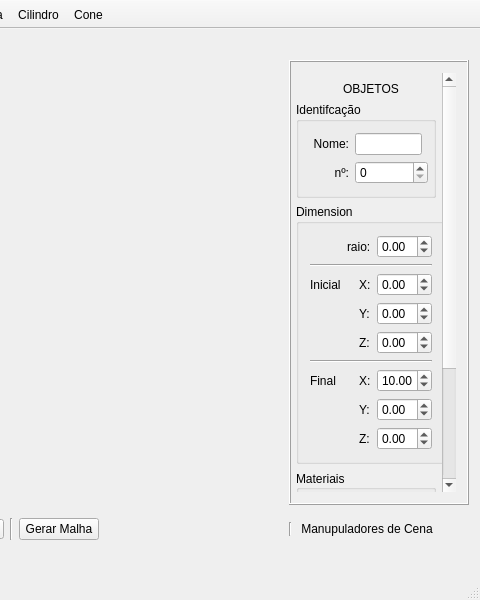
The window that final_Interface/mainwindow.ui (pvmocbel/Lane3dViewer) describes before a commit, drawn with Qt 5; both pictures show x 420 to 900 and y 0 to 600 of the 900 by 600 pixel window.
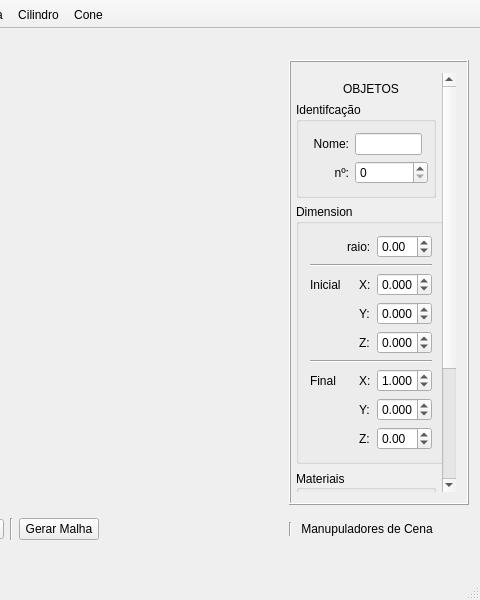
The same window after the commit. The open tabs and pages were chosen to show the change.

The edit to the form file:
```diff
--- a/final_Interface/mainwindow.ui
+++ b/final_Interface/mainwindow.ui
@@ -372,9 +372,9 @@
              <property name="geometry">
               <rect>
                <x>0</x>
-               <y>0</y>
+               <y>-6</y>
                <width>150</width>
-               <height>619</height>
+               <height>549</height>
               </rect>
              </property>
              <layout class="QGridLayout" name="gridLayout_3">
@@ -568,6 +568,9 @@
                      </item>
                      <item row="2" column="3">
                       <widget class="QDoubleSpinBox" name="haste_inicial_x">
+                       <property name="decimals">
+                        <number>3</number>
+                       </property>
                        <property name="minimum">
                         <double>-100.000000000000000</double>
                        </property>
@@ -582,6 +585,9 @@
                      </item>
                      <item row="3" column="3">
                       <widget class="QDoubleSpinBox" name="haste_inicial_y">
+                       <property name="decimals">
+                        <number>3</number>
+                       </property>
                        <property name="minimum">
                         <double>-100.000000000000000</double>
                        </property>
@@ -596,6 +602,9 @@
                      </item>
                      <item row="4" column="3">
                       <widget class="QDoubleSpinBox" name="haste_inicial_z">
+                       <property name="decimals">
+                        <number>3</number>
+                       </property>
                        <property name="minimum">
                         <double>-100.000000000000000</double>
                        </property>
@@ -624,11 +633,14 @@
                      </item>
                      <item row="6" column="3">
                       <widget class="QDoubleSpinBox" name="haste_final_x">
+                       <property name="decimals">
+                        <number>3</number>
+                       </property>
                        <property name="minimum">
                         <double>-100.000000000000000</double>
                        </property>
                        <property name="value">
-                        <double>10.000000000000000</double>
+                        <double>1.000000000000000</double>
                        </property>
                       </widget>
                      </item>
@@ -641,6 +653,9 @@
                      </item>
                      <item row="7" column="3">
                       <widget class="QDoubleSpinBox" name="haste_final_y">
+                       <property name="decimals">
+                        <number>3</number>
+                       </property>
                        <property name="minimum">
                         <double>-100.000000000000000</double>
                        </property>
```
Left out of the diff: 85 changed lines with no effect on the pictures.
